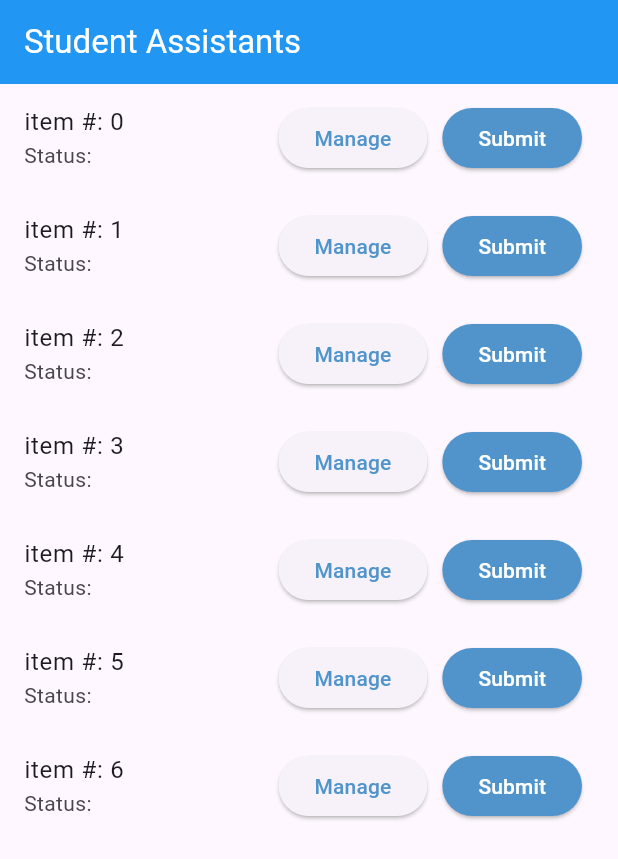
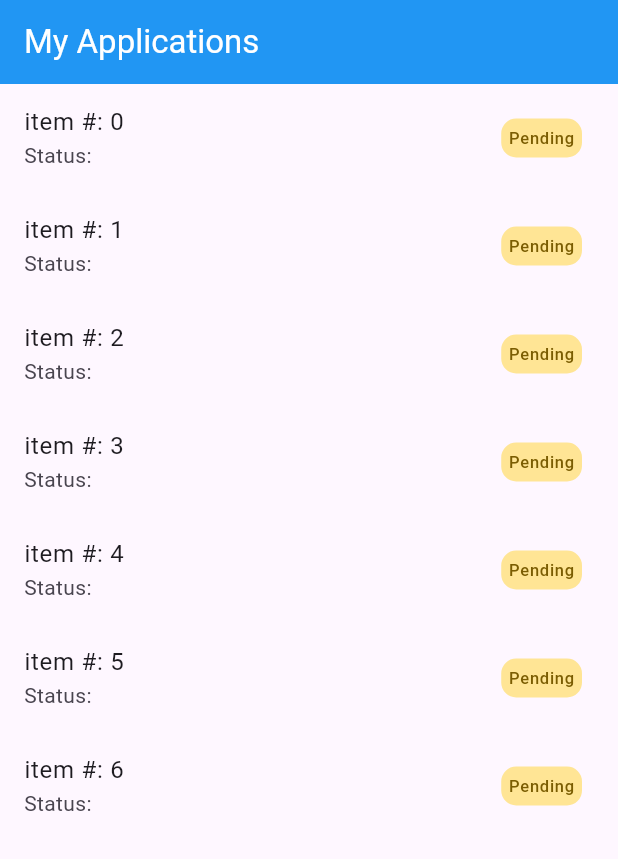
Before and after one commit to shadrackbila/Group_U, a Flutter app: the screen it shows after launch, on a phone screen of 412 x 824 dp. Shown: the top 859 px of the screen. Run offline on Flutter 3.47's test engine with Material 3 defaults, Android fonts, the phone set to English and light mode, and no system bars.

```diff
--- a/lib/views/home_screen.dart
+++ b/lib/views/home_screen.dart
@@ -1,4 +1,5 @@
 import 'package:flutter/material.dart';
+import 'package:group_u/Components/pop_up.dart';
 
 class HomeScreen extends StatelessWidget {
   const HomeScreen({super.key});
@@ -7,44 +8,45 @@ class HomeScreen extends StatelessWidget {
   Widget build(BuildContext context) {
     return Scaffold(
       appBar: AppBar(
-        title: Text(
-          "Student Assistants",
-          style: TextStyle(color: Colors.white),
-        ),
+        title: Text("My Applications", style: TextStyle(color: Colors.white)),
+
         centerTitle: false,
         backgroundColor: Colors.blue,
       ),
-      body: ListView.builder(
+      body: Column(
+        children: [
+          Expanded(
+            child: ListView.builder(
               itemCount: 7,
               itemBuilder: (context, index) {
                 return ListTile(
+                  onTap: () {
+                    showDialog(
+                      context: context,
+                      builder: (context) => Dialog(child: PopUp()),
+                    );
+                  },
                   title: Text("item #: $index"),
                   subtitle: Text("Status: "),
-            trailing: Row(
-              mainAxisSize: MainAxisSize.min,
-              children: [
-                ElevatedButton(
-                  onPressed: () {},
+                  trailing: Container(
+                    decoration: BoxDecoration(
+                      color: const Color.fromARGB(141, 255, 214, 64),
+                      borderRadius: BorderRadius.circular(10),
+                    ),
+                    padding: EdgeInsets.all(5),
                     child: Text(
-                    "Manage",
+                      "Pending",
                       style: TextStyle(
-                      color: const Color.fromARGB(255, 80, 148, 203),
+                        color: const Color.fromARGB(255, 123, 93, 2),
                       ),
                     ),
                   ),
-                SizedBox(width: 10),
-                ElevatedButton(
-                  style: ElevatedButton.styleFrom(
-                    backgroundColor: const Color.fromARGB(255, 80, 148, 203),
+                );
+              },
             ),
-                  onPressed: () {},
-                  child: Text("Submit", style: TextStyle(color: Colors.white)),
           ),
         ],
       ),
     );
-        },
-      ),
-    );
   }
 }
```
Also changed, not shown: lib/Components/pop_up.dart (added, +100 -0 lines). Lines whose indentation alone changed are shown as unchanged.
